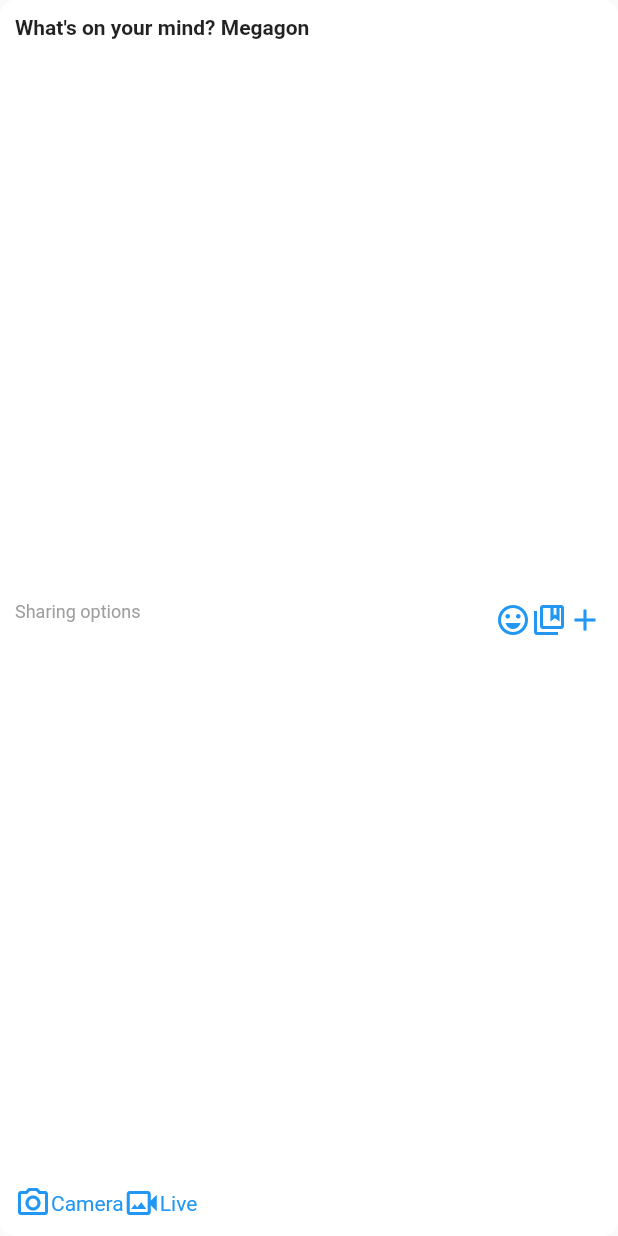
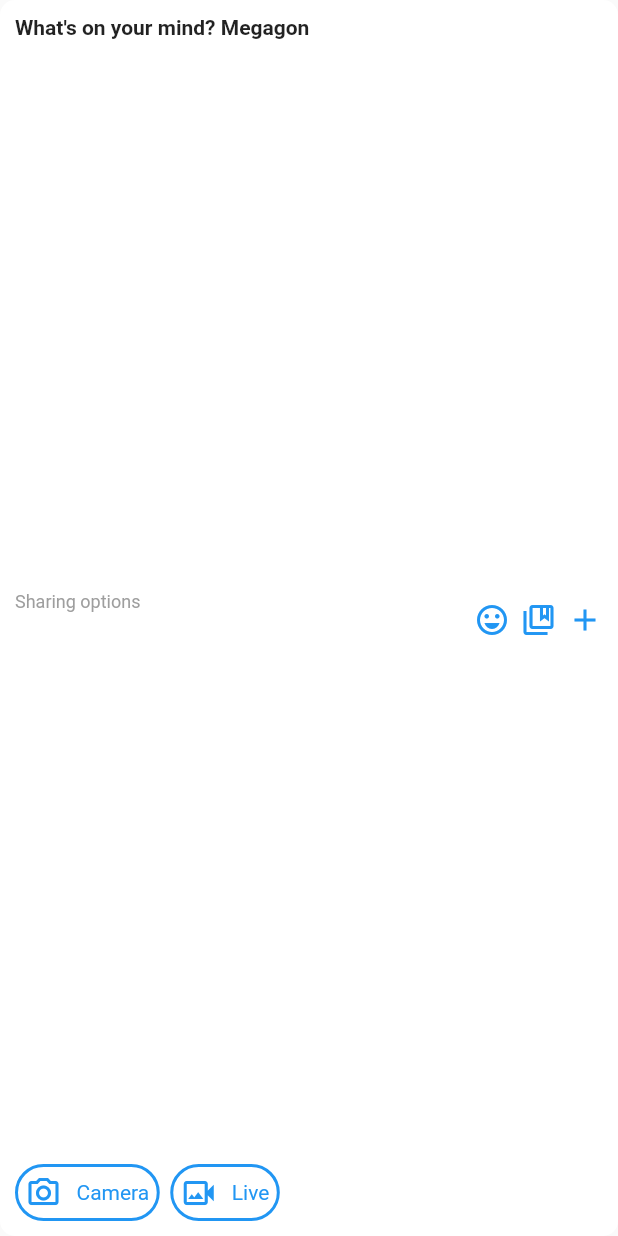
Before and after one commit to Megagonn/PinkBook, a Flutter app: the TopCard widget shown alone on an empty page, opened directly, on a phone screen of 412 x 824 dp. Run offline on Flutter 3.47's test engine with Material 2 defaults, Android fonts, the phone set to English and light mode, and no system bars.

Commit message:
top card of the middle card added

```diff
--- a/lib/lsstore.dart
+++ b/lib/lsstore.dart
@@ -40,40 +40,60 @@ class TopCard extends StatelessWidget {
                 Text(
                   "What's on your mind? Megagon",
                   style: TextStyle(fontWeight: FontWeight.w600),
+                ),SizedBox(
+                  height: 4,
                 ),
                 Text(
                   "Sharing options",
                   style: TextStyle(fontSize: 12, color: grey),
+                ),SizedBox(
+                  height: 4,
                 ),
                 Row(
                   mainAxisAlignment: MainAxisAlignment.spaceBetween,
                   crossAxisAlignment: CrossAxisAlignment.start,
                   children: [
-                    Row(
+                    Container(
+                      padding: EdgeInsets.all(5),
+                      decoration: BoxDecoration(
+                        border: Border.all(width: 2, color: blue),
+                        borderRadius: BorderRadius.circular(50)
+                      ),
+                      child: Row(
                         mainAxisAlignment: MainAxisAlignment.center,
                         children: [
                           Icon(
                             Icons.camera_alt_outlined,
                             color: blue,
                           ),
+                          SizedBox(width: 10,),
                           Text(
                             "Camera",
                             style: TextStyle(color: blue),
                           ),
                         ],
                       ),
-                    Row(
+                    ),
+                    SizedBox(width: 7,),
+                    Container(
+                      padding: EdgeInsets.all(5),
+                      decoration: BoxDecoration(
+                        border: Border.all(width: 2, color: blue),
+                        borderRadius: BorderRadius.circular(50)
+                      ),
+                      child: Row(
                         mainAxisAlignment: MainAxisAlignment.center,
                         children: [
                           Icon(
                             Icons.video_camera_back_outlined,
                             color: blue,
-                        ),
+                          ),SizedBox(width: 10,),
                           Text(
                             "Live",
                             style: TextStyle(color: blue),
                           ),
                         ],
+                      ),
                     ),
                   ],
                 ),
@@ -85,8 +105,8 @@ class TopCard extends StatelessWidget {
                 mainAxisAlignment: MainAxisAlignment.spaceBetween,
                 crossAxisAlignment: CrossAxisAlignment.start,
                 children: [
-                  Icon(Icons.emoji_emotions_outlined, color: blue,),
-                  Icon(Icons.collections_bookmark_outlined, color: blue,),
+                  Icon(Icons.emoji_emotions_outlined, color: blue,),SizedBox(width: 7,),
+                  Icon(Icons.collections_bookmark_outlined, color: blue,),SizedBox(width: 7,),
                   Icon(Icons.add, color: blue,),
                 ],
               ),
@@ -418,30 +438,39 @@ class LB extends StatelessWidget {
         crossAxisAlignment: CrossAxisAlignment.start,
         children: [
           Row(
-            mainAxisAlignment: MainAxisAlignment.spaceBetween,
+            mainAxisAlignment: MainAxisAlignment.start,
             children: [
               Icon(
                 Icons.facebook_rounded,
                 color: blue,
               ),
-              Text(
+              Container(
+                margin: EdgeInsets.only(left: 5),
+                child: Text(
                   "facebook",
                   style: TextStyle(fontWeight: FontWeight.w800, color: blue),
+                ),
               ),
             ],
           ),
           Container(
             margin: EdgeInsets.symmetric(vertical: 20),
-            width: 200,
+            width: 300,
+            padding: EdgeInsets.all(2),
+                      decoration: BoxDecoration(
+                        border: Border.all(width: 2, color: blue),
+                        borderRadius: BorderRadius.circular(50)
+                      ),
             child: TextField(
               decoration: InputDecoration(
-                contentPadding: EdgeInsets.all(10),
                 hintText: "Search",
                 suffixIcon: Icon(Icons.search_outlined),
-                border: OutlineInputBorder(
-                  borderSide: BorderSide(width: 1.5, color: blue),
-                  borderRadius: BorderRadius.circular(50),
-                ),
+                border: InputBorder.none
+                // OutlineInputBorder(
+                  // borderSide: BorderSide(width: 1.5, color: blue),
+                  // borderRadius: BorderRadius.circular(50),
+
+                // ),
               ),
             ),
           ),
```
Lines whose indentation alone changed are shown as unchanged.
